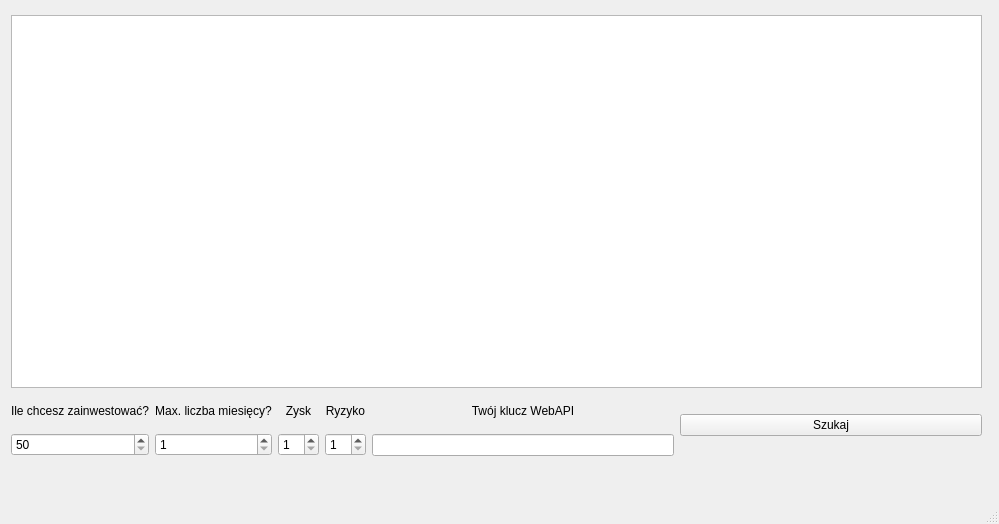
Old version of the form mainForm.ui in the repository DjVidiX/kokos-project.
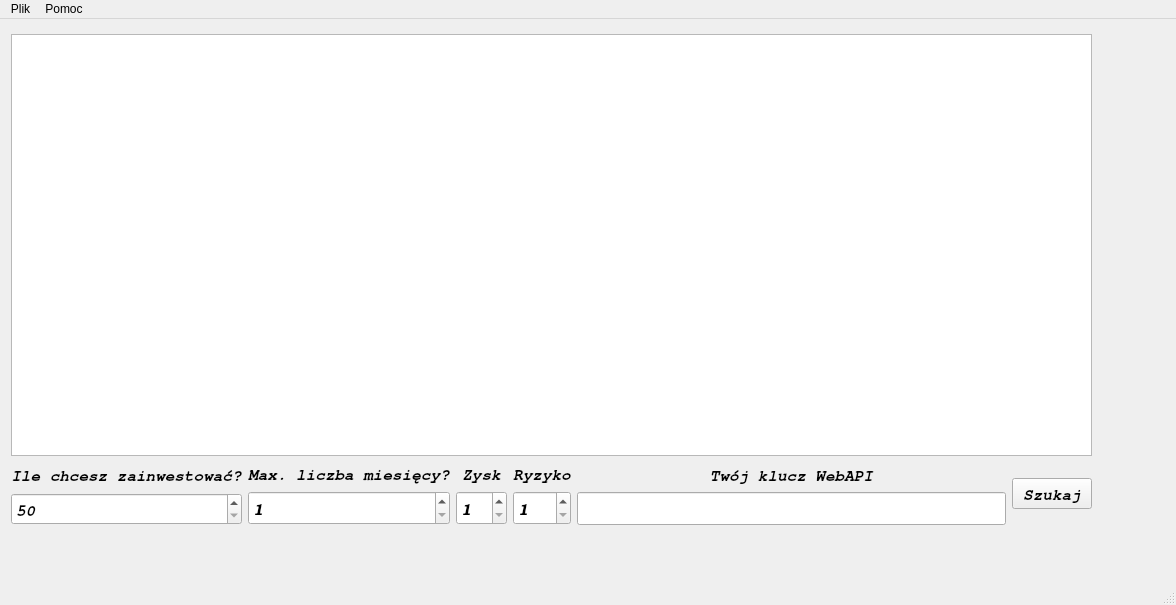
New version of the form.

Diff of the .ui file:
```diff
--- a/mainForm.ui
+++ b/mainForm.ui
@@ -6,24 +6,42 @@
    <rect>
     <x>0</x>
     <y>0</y>
-    <width>999</width>
-    <height>524</height>
+    <width>1176</width>
+    <height>605</height>
    </rect>
   </property>
   <property name="windowTitle">
-   <string>MainWindow</string>
+   <string>Kokos.pl</string>
+  </property>
+  <property name="autoFillBackground">
+   <bool>false</bool>
   </property>
   <widget class="QWidget" name="centralwidget">
-   <widget class="QWidget" name="">
+   <property name="font">
+    <font>
+     <family>TeXGyreCursor</family>
+     <pointsize>12</pointsize>
+     <weight>75</weight>
+     <italic>true</italic>
+     <bold>true</bold>
+    </font>
+   </property>
+   <property name="autoFillBackground">
+    <bool>false</bool>
+   </property>
+   <widget class="QWidget" name="layoutWidget">
     <property name="geometry">
      <rect>
       <x>11</x>
       <y>15</y>
-      <width>971</width>
-      <height>441</height>
+      <width>1081</width>
+      <height>491</height>
      </rect>
     </property>
     <layout class="QGridLayout" name="gridLayout">
+     <property name="sizeConstraint">
+      <enum>QLayout::SetMaximumSize</enum>
+     </property>
      <item row="0" column="0">
       <widget class="QTableView" name="TableView">
        <property name="autoFillBackground">
@@ -46,6 +64,15 @@
         <layout class="QVBoxLayout" name="verticalLayout">
          <item>
           <widget class="QLabel" name="ValueText">
+           <property name="font">
+            <font>
+             <family>TeXGyreCursor</family>
+             <pointsize>12</pointsize>
+             <weight>75</weight>
+             <italic>true</italic>
+             <bold>true</bold>
+            </font>
+           </property>
            <property name="text">
             <string>Ile chcesz zainwestować?</string>
            </property>
@@ -56,6 +83,11 @@
          </item>
          <item>
           <widget class="QSpinBox" name="ValueBox">
+           <property name="font">
+            <font>
+             <pointsize>12</pointsize>
+            </font>
+           </property>
            <property name="minimum">
             <number>50</number>
            </property>
@@ -73,6 +105,15 @@
         <layout class="QVBoxLayout" name="verticalLayout_2">
          <item>
           <widget class="QLabel" name="MonthNumberText">
+           <property name="font">
+            <font>
+             <family>TeXGyreCursor</family>
+             <pointsize>12</pointsize>
+             <weight>75</weight>
+             <italic>true</italic>
+             <bold>true</bold>
+            </font>
+           </property>
            <property name="text">
             <string>Max. liczba miesięcy?</string>
            </property>
@@ -83,6 +124,13 @@
          </item>
          <item>
           <widget class="QSpinBox" name="MonthNumberBox">
+           <property name="font">
+            <font>
+             <family>TeXGyreBonum</family>
+             <pointsize>12</pointsize>
+             <italic>true</italic>
+            </font>
+           </property>
            <property name="minimum">
             <number>1</number>
            </property>
@@ -97,6 +145,15 @@
         <layout class="QVBoxLayout" name="verticalLayout_3">
          <item>
           <widget class="QLabel" name="GainText">
+           <property name="font">
+            <font>
+             <family>TeXGyreCursor</family>
+             <pointsize>12</pointsize>
+             <weight>75</weight>
+             <italic>true</italic>
+             <bold>true</bold>
+            </font>
+           </property>
            <property name="text">
             <string>Zysk</string>
            </property>
@@ -107,6 +164,13 @@
          </item>
          <item>
           <widget class="QSpinBox" name="GainBox">
+           <property name="font">
+            <font>
+             <family>TeXGyreBonum</family>
+             <pointsize>12</pointsize>
+             <italic>true</italic>
+            </font>
+           </property>
            <property name="minimum">
             <number>1</number>
            </property>
@@ -121,6 +185,15 @@
         <layout class="QVBoxLayout" name="verticalLayout_4">
          <item>
           <widget class="QLabel" name="RiskText">
+           <property name="font">
+            <font>
+             <family>TeXGyreCursor</family>
+             <pointsize>12</pointsize>
+             <weight>75</weight>
+             <italic>true</italic>
+             <bold>true</bold>
+            </font>
+           </property>
            <property name="text">
             <string>Ryzyko</string>
            </property>
@@ -131,6 +204,13 @@
          </item>
          <item>
           <widget class="QSpinBox" name="RiskBox">
+           <property name="font">
+            <font>
+             <family>TeXGyreBonum</family>
+             <pointsize>12</pointsize>
+             <italic>true</italic>
+            </font>
+           </property>
            <property name="minimum">
             <number>1</number>
            </property>
@@ -145,6 +225,15 @@
         <layout class="QVBoxLayout" name="verticalLayout_6">
          <item>
           <widget class="QLabel" name="KeyText">
+           <property name="font">
+            <font>
+             <family>TeXGyreCursor</family>
+             <pointsize>12</pointsize>
+             <weight>75</weight>
+             <italic>true</italic>
+             <bold>true</bold>
+            </font>
+           </property>
            <property name="text">
             <string>Twój klucz WebAPI</string>
            </property>
@@ -154,7 +243,15 @@
           </widget>
          </item>
          <item>
-          <widget class="QLineEdit" name="KeyBox"/>
+          <widget class="QLineEdit" name="KeyBox">
+           <property name="font">
+            <font>
+             <family>TeXGyreBonum</family>
+             <pointsize>12</pointsize>
+             <italic>true</italic>
+            </font>
+           </property>
+          </widget>
          </item>
         </layout>
        </item>
@@ -165,16 +262,28 @@
            <property name="orientation">
             <enum>Qt::Horizontal</enum>
            </property>
+           <property name="sizeType">
+            <enum>QSizePolicy::Preferred</enum>
+           </property>
            <property name="sizeHint" stdset="0">
             <size>
-             <width>40</width>
-             <height>20</height>
+             <width>0</width>
+             <height>0</height>
             </size>
            </property>
           </spacer>
          </item>
          <item>
           <widget class="QPushButton" name="SearchButton">
+           <property name="font">
+            <font>
+             <family>TeXGyreCursor</family>
+             <pointsize>12</pointsize>
+             <weight>75</weight>
+             <italic>true</italic>
+             <bold>true</bold>
+            </font>
+           </property>
            <property name="text">
             <string>Szukaj</string>
            </property>
@@ -185,10 +294,13 @@
            <property name="orientation">
             <enum>Qt::Horizontal</enum>
            </property>
+           <property name="sizeType">
+            <enum>QSizePolicy::Preferred</enum>
+           </property>
            <property name="sizeHint" stdset="0">
             <size>
-             <width>40</width>
-             <height>20</height>
+             <width>0</width>
+             <height>0</height>
             </size>
            </property>
           </spacer>
@@ -209,10 +321,28 @@
     <rect>
      <x>0</x>
      <y>0</y>
-     <width>999</width>
+     <width>1176</width>
      <height>19</height>
     </rect>
    </property>
+   <widget class="QMenu" name="menuPlik">
+    <property name="title">
+     <string>Plik</string>
+    </property>
+    <addaction name="actionAktualizuj_Baze_Danych"/>
+    <addaction name="separator"/>
+    <addaction name="actionZako_cz"/>
+   </widget>
+   <widget class="QMenu" name="menuHelp">
+    <property name="title">
+     <string>Pomoc</string>
+    </property>
+    <addaction name="actionO_Autorach"/>
+    <addaction name="separator"/>
+    <addaction name="actionPomoc"/>
+   </widget>
+   <addaction name="menuPlik"/>
+   <addaction name="menuHelp"/>
   </widget>
   <widget class="QStatusBar" name="statusbar"/>
  </widget>
```
Left out of the diff: 24 changed lines with no effect on the pictures.
